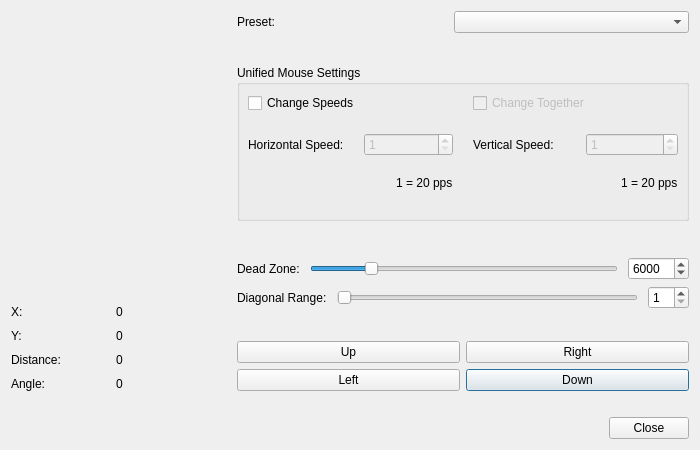
First picture: the form in src/joycontrolstickeditdialog.ui, repository AntiMicroX/antimicrox, before the edit.
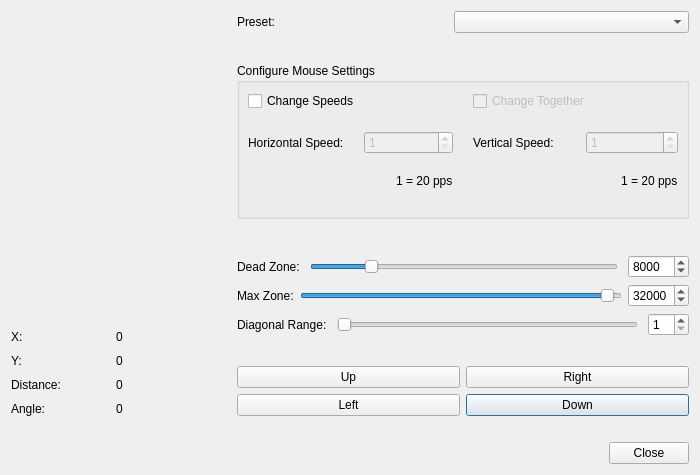
Second picture: the form after the edit. Custom widgets are drawn as their Qt base class.

Commit message: Added max zone setting and interface changes in JoyControlStickEditDialog. Too much work was required to get the painter to work as desired.

What changed in the file:
```diff
--- a/src/joycontrolstickeditdialog.ui
+++ b/src/joycontrolstickeditdialog.ui
@@ -7,7 +7,7 @@
     <x>0</x>
     <y>0</y>
     <width>700</width>
-    <height>450</height>
+    <height>475</height>
    </rect>
   </property>
   <property name="sizePolicy">
@@ -19,7 +19,7 @@
   <property name="minimumSize">
    <size>
     <width>700</width>
-    <height>450</height>
+    <height>475</height>
    </size>
   </property>
   <property name="windowTitle">
@@ -37,10 +37,7 @@
   </property>
   <layout class="QVBoxLayout" name="verticalLayout_7">
    <item>
-    <layout class="QHBoxLayout" name="horizontalLayout_12">
-     <property name="spacing">
-      <number>-1</number>
-     </property>
+    <layout class="QHBoxLayout" name="horizontalLayout_13" stretch="1,0,1">
      <item>
       <layout class="QVBoxLayout" name="verticalLayout_3">
        <property name="spacing">
@@ -298,10 +295,13 @@
          <property name="orientation">
           <enum>Qt::Vertical</enum>
          </property>
+         <property name="sizeType">
+          <enum>QSizePolicy::Expanding</enum>
+         </property>
          <property name="sizeHint" stdset="0">
           <size>
-           <width>20</width>
-           <height>18</height>
+           <width>455</width>
+           <height>14</height>
           </size>
          </property>
         </spacer>
@@ -309,7 +309,7 @@
        <item>
         <widget class="QGroupBox" name="groupBox">
          <property name="title">
-          <string>Unified Mouse Settings</string>
+          <string>Configure Mouse Settings</string>
          </property>
          <layout class="QVBoxLayout" name="verticalLayout_5">
           <property name="spacing">
@@ -491,7 +491,53 @@
             <number>32737</number>
            </property>
            <property name="value">
-            <number>6000</number>
+            <number>8000</number>
+           </property>
+          </widget>
+         </item>
+        </layout>
+       </item>
+       <item>
+        <layout class="QHBoxLayout" name="horizontalLayout_12">
+         <item>
+          <widget class="QLabel" name="label_9">
+           <property name="text">
+            <string>Max Zone:</string>
+           </property>
+          </widget>
+         </item>
+         <item>
+          <widget class="QSlider" name="maxZoneSlider">
+           <property name="minimum">
+            <number>1</number>
+           </property>
+           <property name="maximum">
+            <number>32737</number>
+           </property>
+           <property name="singleStep">
+            <number>100</number>
+           </property>
+           <property name="pageStep">
+            <number>1000</number>
+           </property>
+           <property name="value">
+            <number>32000</number>
+           </property>
+           <property name="orientation">
+            <enum>Qt::Horizontal</enum>
+           </property>
+          </widget>
+         </item>
+         <item>
+          <widget class="QSpinBox" name="maxZoneSpinBox">
+           <property name="minimum">
+            <number>1</number>
+           </property>
+           <property name="maximum">
+            <number>32737</number>
+           </property>
+           <property name="value">
+            <number>32000</number>
            </property>
           </widget>
          </item>
@@ -538,7 +584,7 @@
          </property>
          <property name="sizeHint" stdset="0">
           <size>
-           <width>20</width>
+           <width>455</width>
            <height>13</height>
           </size>
          </property>
```
The commit also changes 6 other files.
